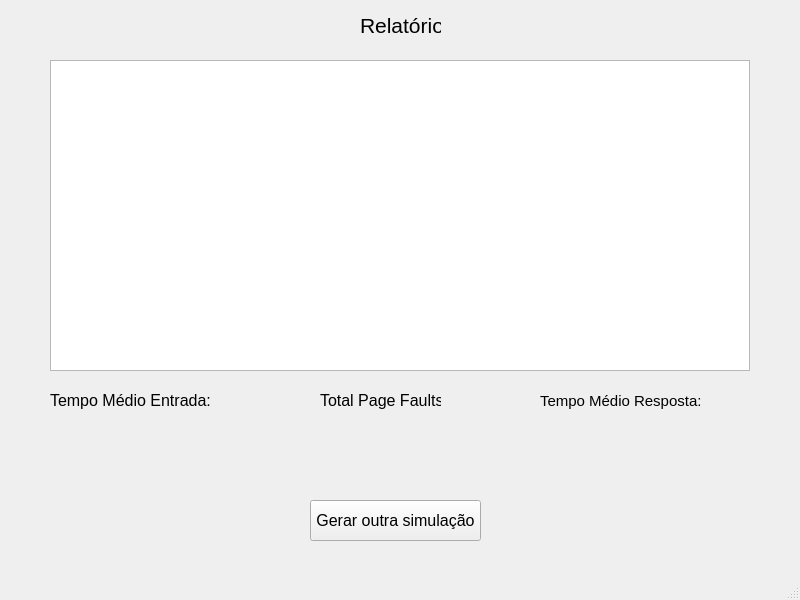
Old version of the form relatoriowindow.ui in the repository Dirceu06/Trabalho-SO.
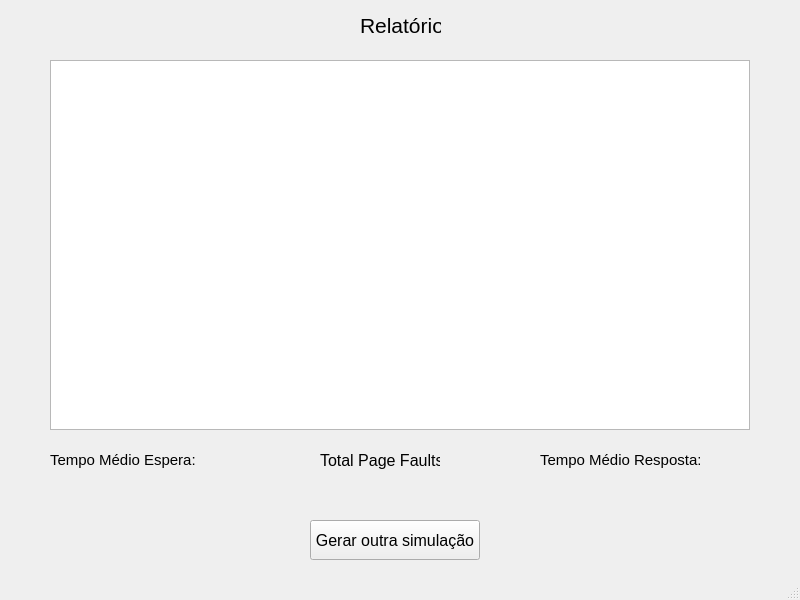
New version of the form.

Commit message: Relatório gerado na interface

```diff
--- a/relatoriowindow.ui
+++ b/relatoriowindow.ui
@@ -10,6 +10,18 @@
     <height>600</height>
    </rect>
   </property>
+  <property name="minimumSize">
+   <size>
+    <width>800</width>
+    <height>600</height>
+   </size>
+  </property>
+  <property name="maximumSize">
+   <size>
+    <width>800</width>
+    <height>600</height>
+   </size>
+  </property>
   <property name="windowTitle">
    <string>Simulador de S.O - Relatório</string>
   </property>
@@ -38,71 +50,17 @@
       <x>50</x>
       <y>60</y>
       <width>700</width>
-      <height>311</height>
+      <height>370</height>
      </rect>
     </property>
    </widget>
-   <widget class="QLabel" name="infoTme">
-    <property name="geometry">
-     <rect>
-      <x>50</x>
-      <y>390</y>
-      <width>161</width>
-      <height>21</height>
-     </rect>
-    </property>
-    <property name="font">
-     <font>
-      <pointsize>12</pointsize>
-     </font>
-    </property>
-    <property name="text">
-     <string>Tempo Médio Entrada:</string>
-    </property>
-   </widget>
-   <widget class="QLabel" name="labelTme">
-    <property name="geometry">
-     <rect>
-      <x>210</x>
-      <y>390</y>
-      <width>49</width>
-      <height>16</height>
-     </rect>
-    </property>
-    <property name="font">
-     <font>
-      <bold>true</bold>
-     </font>
-    </property>
-    <property name="text">
-     <string/>
-    </property>
-   </widget>
-   <widget class="QLabel" name="labelTmr">
-    <property name="geometry">
-     <rect>
-      <x>700</x>
-      <y>390</y>
-      <width>49</width>
-      <height>16</height>
-     </rect>
-    </property>
-    <property name="font">
-     <font>
-      <bold>true</bold>
-     </font>
-    </property>
-    <property name="text">
-     <string/>
-    </property>
-   </widget>
    <widget class="QLabel" name="infoTmr">
     <property name="geometry">
      <rect>
       <x>540</x>
-      <y>390</y>
-      <width>161</width>
-      <height>21</height>
+      <y>450</y>
+      <width>160</width>
+      <height>20</height>
      </rect>
     </property>
     <property name="font">
@@ -118,9 +76,9 @@
     <property name="geometry">
      <rect>
       <x>310</x>
-      <y>500</y>
-      <width>171</width>
-      <height>41</height>
+      <y>520</y>
+      <width>170</width>
+      <height>40</height>
      </rect>
     </property>
     <property name="font">
@@ -136,8 +94,8 @@
     <property name="geometry">
      <rect>
       <x>320</x>
-      <y>390</y>
-      <width>121</width>
+      <y>450</y>
+      <width>120</width>
       <height>21</height>
      </rect>
     </property>
@@ -154,9 +112,9 @@
     <property name="geometry">
      <rect>
       <x>450</x>
-      <y>390</y>
-      <width>49</width>
-      <height>16</height>
+      <y>451</y>
+      <width>50</width>
+      <height>20</height>
      </rect>
     </property>
     <property name="font">
@@ -168,6 +126,60 @@
      <string/>
     </property>
    </widget>
+   <widget class="QLabel" name="labelTmr">
+    <property name="geometry">
+     <rect>
+      <x>710</x>
+      <y>450</y>
+      <width>50</width>
+      <height>20</height>
+     </rect>
+    </property>
+    <property name="font">
+     <font>
+      <bold>true</bold>
+     </font>
+    </property>
+    <property name="text">
+     <string/>
+    </property>
+   </widget>
+   <widget class="QLabel" name="labelTme">
+    <property name="geometry">
+     <rect>
+      <x>200</x>
+      <y>450</y>
+      <width>50</width>
+      <height>20</height>
+     </rect>
+    </property>
+    <property name="font">
+     <font>
+      <bold>true</bold>
+     </font>
+    </property>
+    <property name="text">
+     <string/>
+    </property>
+   </widget>
+   <widget class="QLabel" name="infoTme">
+    <property name="geometry">
+     <rect>
+      <x>50</x>
+      <y>450</y>
+      <width>151</width>
+      <height>20</height>
+     </rect>
+    </property>
+    <property name="font">
+     <font>
+      <pointsize>11</pointsize>
+     </font>
+    </property>
+    <property name="text">
+     <string>Tempo Médio Espera:</string>
+    </property>
+   </widget>
   </widget>
   <widget class="QMenuBar" name="menubar">
    <property name="geometry">
```
The commit also changes 4 other files.
